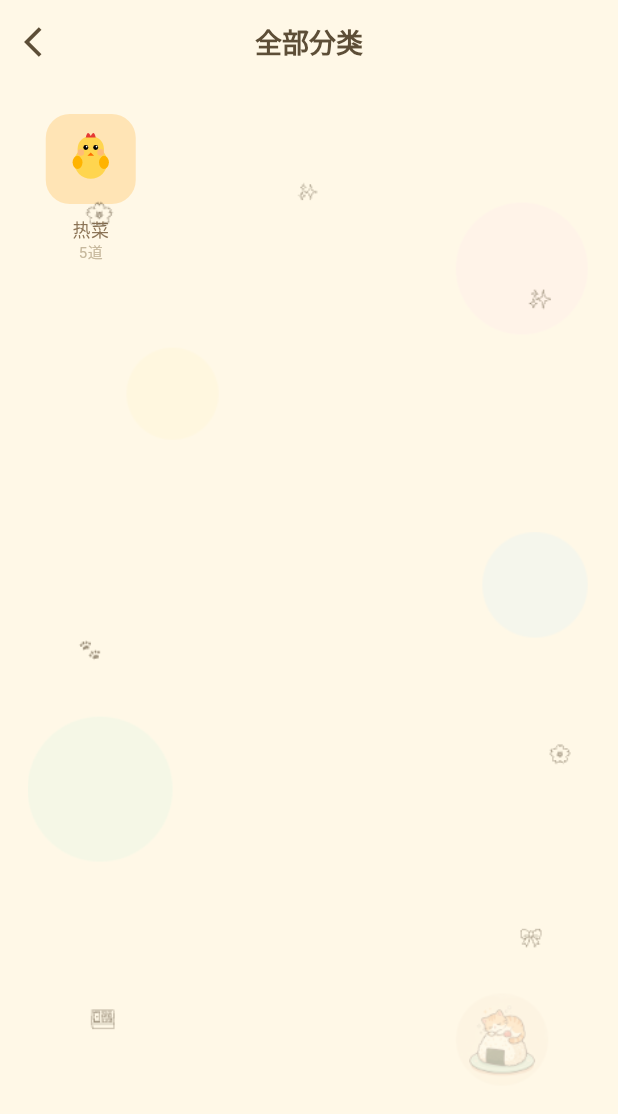
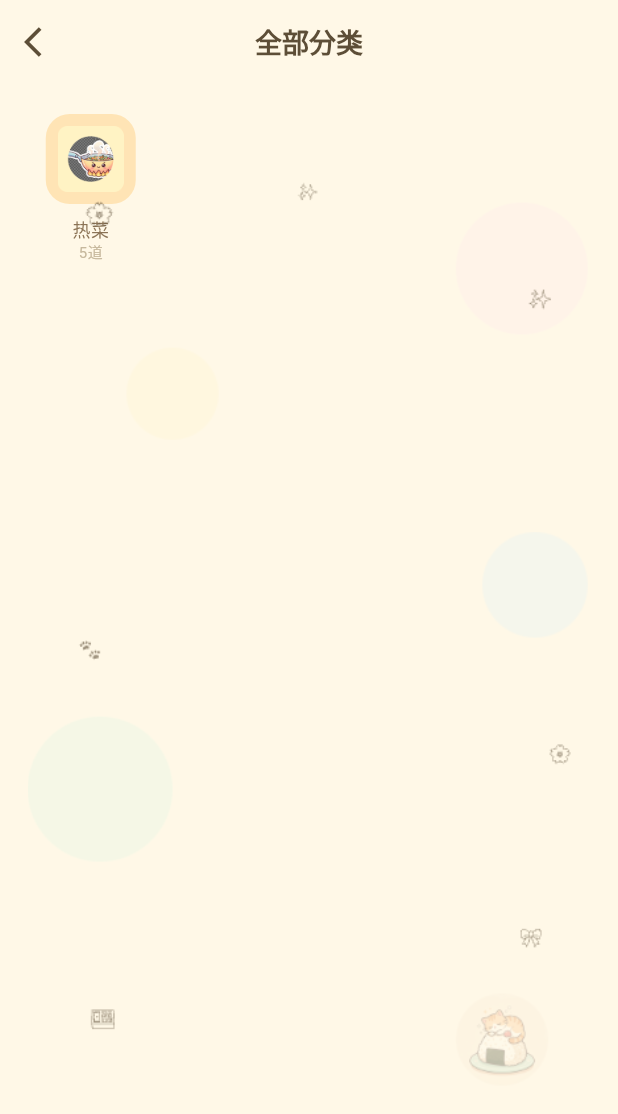
Before and after one commit to xiaofeiwuuu/meishi-app, a Flutter app: the screen it shows after launch, after a tap on "See all", on a phone screen of 412 x 824 dp. Shown: the top 1114 px of the screen. Run offline on Flutter 3.47's test engine with Material 3 defaults, Android fonts, the phone set to English and light mode, and no system bars; our stand-ins replace cached_network_image, dio, file_picker, image_picker, qr_flutter, share_plus and 2 more; missing offline and left inert: mobile_scanner; network calls fail.

Commit message:
feat: 更新分类图标为自定义图片
- 添加分类图标: 家常菜、凉菜、热菜、汤羹、小吃、主食、沙拉
- CategoryIcon 改用图片资源替代 emoji

Co-Authored-By: Claude Opus 4.5 <noreply@anthropic.com>

```diff
--- a/lib/pages/categories_page.dart
+++ b/lib/pages/categories_page.dart
@@ -51,10 +51,9 @@ class CategoriesPage extends StatelessWidget {
               itemBuilder: (context, index) {
                 final cat = categories[index];
                 return CategoryIcon(
-                  emoji: CategoryConfig.getEmoji(cat.id),
                   label: cat.name,
                   bgColor: CategoryConfig.getBgColor(cat.id),
-                  animalType: CategoryConfig.getAnimalType(cat.id),
+                  iconAsset: CategoryConfig.getIconAsset(cat.id),
                   count: cat.total,
                   onTap: () => Navigator.push(
                     context,
--- a/lib/pages/home_page.dart
+++ b/lib/pages/home_page.dart
@@ -193,10 +193,9 @@ class _HomePageState extends State<HomePage> {
                   mainAxisAlignment: MainAxisAlignment.spaceBetween,
                   children: categories.map((cat) {
                     return CategoryIcon(
-                      emoji: CategoryConfig.getEmoji(cat.id),
                       label: cat.name,
                       bgColor: CategoryConfig.getBgColor(cat.id),
-                      animalType: CategoryConfig.getAnimalType(cat.id),
+                      iconAsset: CategoryConfig.getIconAsset(cat.id),
                       onTap: () => Navigator.push(
                         context,
                         MaterialPageRoute(
--- a/lib/widgets/category_icon.dart
+++ b/lib/widgets/category_icon.dart
@@ -1,23 +1,20 @@
 import 'package:flutter/material.dart';
 import '../theme/colors.dart';
-import 'animal_icons.dart';
 
 class CategoryIcon extends StatelessWidget {
-  final String emoji;
   final String label;
   final Color bgColor;
   final int? count;
   final VoidCallback? onTap;
-  final AnimalType? animalType;  // 使用自定义动物图标
+  final String? iconAsset;  // 使用图片资源
 
   const CategoryIcon({
     super.key,
-    required this.emoji,
     required this.label,
-    this.bgColor = const Color(0xFFFFF5E6),  // 温暖奶黄
+    this.bgColor = const Color(0xFFFFF5E6),
     this.count,
     this.onTap,
-    this.animalType,
+    this.iconAsset,
   });
 
   @override
@@ -35,16 +32,14 @@ class CategoryIcon extends StatelessWidget {
               borderRadius: BorderRadius.circular(16),
             ),
             child: Center(
-              child: animalType != null
-                  ? AnimalIcon(
-                      type: animalType!,
-                      size: 44,
-                      backgroundColor: Colors.transparent,
+              child: iconAsset != null
+                  ? Image.asset(
+                      iconAsset!,
+                      width: 44,
+                      height: 44,
+                      fit: BoxFit.contain,
                     )
-                  : Text(
-                      emoji,
-                      style: const TextStyle(fontSize: 28),
-                    ),
+                  : const Icon(Icons.restaurant, size: 28),
             ),
           ),
           const SizedBox(height: 8),
@@ -74,21 +69,16 @@ class CategoryIcon extends StatelessWidget {
 
 // 分类配置
 class CategoryConfig {
-  // 萌系配色 + 自定义动物图标映射
   static const Map<String, Map<String, dynamic>> config = {
-    'recai': {'emoji': '🐔', 'bgColor': Color(0xFFFFE4B5), 'name': '热菜', 'animal': AnimalType.chicken},
-    'liangcai': {'emoji': '🐰', 'bgColor': Color(0xFFE8F5E9), 'name': '凉菜', 'animal': AnimalType.bunny},
-    'tanggeng': {'emoji': '🐻', 'bgColor': Color(0xFFFFE4E1), 'name': '汤羹', 'animal': AnimalType.bear},
-    'zhushi': {'emoji': '🐱', 'bgColor': Color(0xFFFFF8DC), 'name': '主食', 'animal': AnimalType.cat},
-    'xiaochi': {'emoji': '🐷', 'bgColor': Color(0xFFFFE4EC), 'name': '小吃', 'animal': AnimalType.pig},
-    'hongbei': {'emoji': '🐮', 'bgColor': Color(0xFFF3E5F5), 'name': '烘焙', 'animal': AnimalType.cow},
-    'yinpin': {'emoji': '🦆', 'bgColor': Color(0xFFFFF9C4), 'name': '饮品', 'animal': AnimalType.duck},
-    'jiangchangcai': {'emoji': '🐟', 'bgColor': Color(0xFFE3F2FD), 'name': '家常菜', 'animal': AnimalType.fish},
+    'recai': {'bgColor': Color(0xFFFFE4B5), 'name': '热菜', 'icon': 'assets/icons/recai.png'},
+    'liangcai': {'bgColor': Color(0xFFE8F5E9), 'name': '凉菜', 'icon': 'assets/icons/liangcai.png'},
+    'tanggeng': {'bgColor': Color(0xFFFFE4E1), 'name': '汤羹', 'icon': 'assets/icons/tanggeng.png'},
+    'zhushi': {'bgColor': Color(0xFFFFF8DC), 'name': '主食', 'icon': 'assets/icons/zhushi.png'},
+    'xiaochi': {'bgColor': Color(0xFFFFE4EC), 'name': '小吃', 'icon': 'assets/icons/xiaochi.png'},
+    'jiachang': {'bgColor': Color(0xFFE3F2FD), 'name': '家常菜', 'icon': 'assets/icons/jiachang.png'},
+    'jiangpaoyancai': {'bgColor': Color(0xFFF3E5F5), 'name': '泡酱腌菜', 'icon': null},
+    'xican': {'bgColor': Color(0xFFFFF9C4), 'name': '西餐', 'icon': 'assets/icons/salad.png'},
   };
-
-  static String getEmoji(String id) {
-    return config[id]?['emoji'] ?? '🍽️';
-  }
 
   static Color getBgColor(String id) {
     return config[id]?['bgColor'] ?? const Color(0xFFF5F5F5);
@@ -98,7 +88,7 @@ class CategoryConfig {
     return config[id]?['name'] ?? id;
   }
 
-  static AnimalType? getAnimalType(String id) {
-    return config[id]?['animal'];
+  static String? getIconAsset(String id) {
+    return config[id]?['icon'];
   }
 }
--- a/pubspec.yaml
+++ b/pubspec.yaml
@@ -96,6 +96,7 @@ flutter:
   assets:
     - assets/ingredients.json
     - assets/images/
+    - assets/icons/
 
   # An image asset can refer to one or more resolution-specific "variants", see
   # https://flutter.dev/to/resolution-aware-images
```
Also changed, not shown: assets/icons/jiachang.png (added), assets/icons/liangcai.png (added), assets/icons/recai.png (added), assets/icons/salad.png (added), assets/icons/tanggeng.png (added), assets/icons/xiaochi.png (added), assets/icons/zhushi.png (added).
